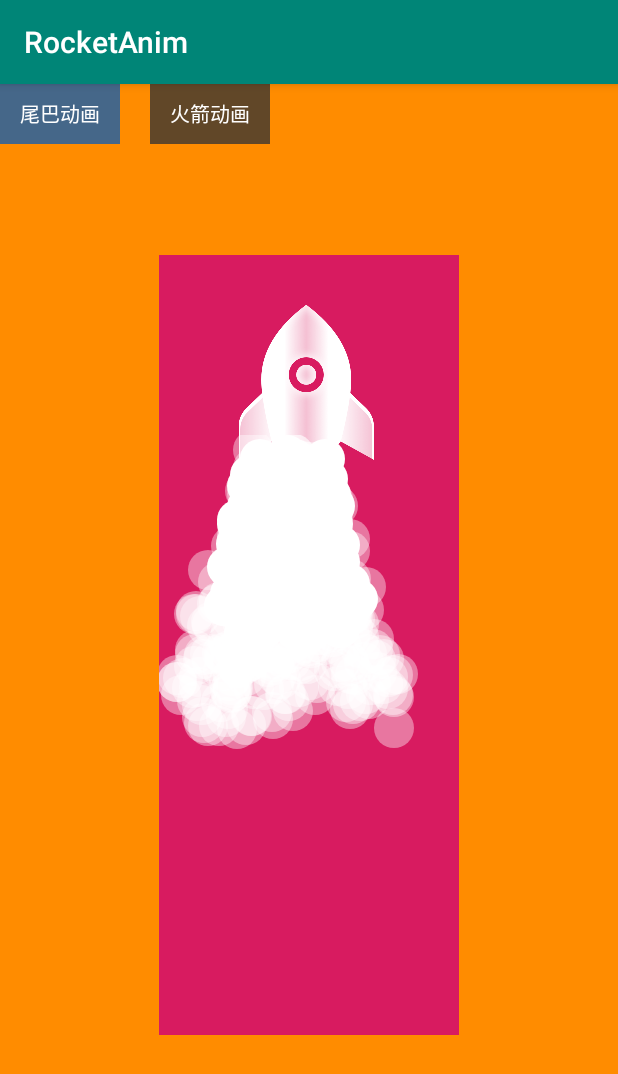
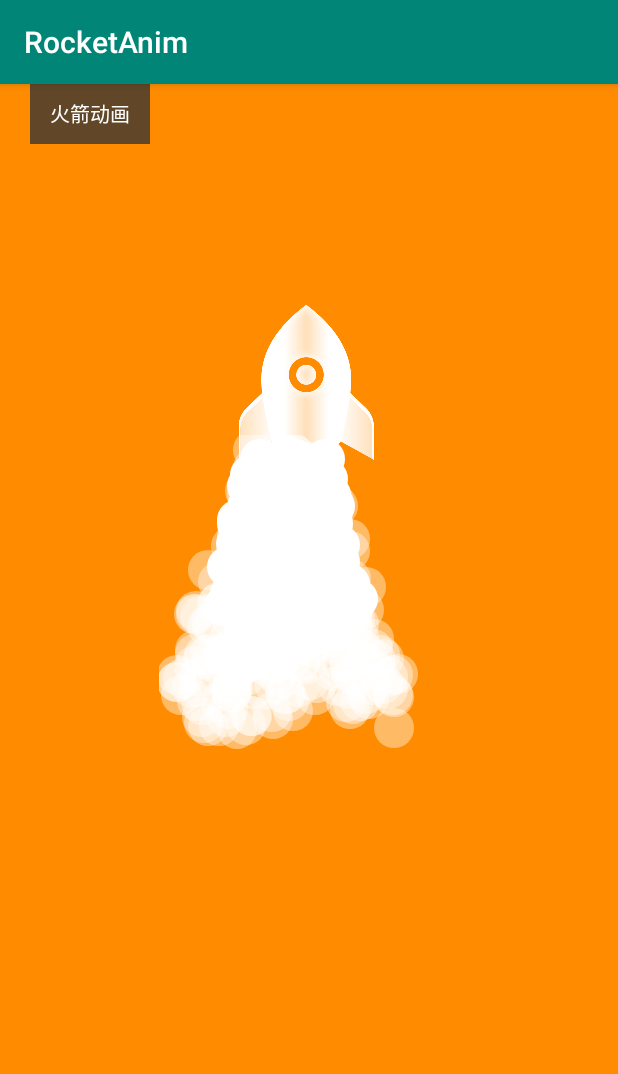
Before and after one commit to DaDaHuaHua/RocketAnim, an Android app: the RoctetDemoActivity screen opened directly, with no data from a screen before it, after a tap on "火箭动画", on a phone screen of 412 x 824 dp. Shown: the top 1074 px of the screen. Run offline under Robolectric (Android 15) with nearby library versions, the phone set to English and light mode, and no system bars.

Commit message:
提交使用示例

```diff
--- a/app/src/main/java/com/example/rocket/widget/RocketAnimLayout.java
+++ b/app/src/main/java/com/example/rocket/widget/RocketAnimLayout.java
@@ -54,6 +54,9 @@ public class RocketAnimLayout extends RelativeLayout {
      * @param loadingDuration  设置loading时间
      */
     public void startAnim(int loadingDuration) {
+        if (mRocketTailView != null) {
+            mRocketTailView.purge();
+        }
         this.mLoadingDuration = loadingDuration;
         mLayoutAnim.setVisibility(VISIBLE);
         startTransAnim();
--- a/app/src/main/java/com/example/rocket/widget/RocketTailView.java
+++ b/app/src/main/java/com/example/rocket/widget/RocketTailView.java
@@ -68,7 +68,7 @@ public class RocketTailView extends View {
 
 
     public static final int MSG_REFRESH_TAIL_ANIM = 0X01;
-    public static final int TAIL_REFRESH_INTERVAL = 200;
+    public static final int TAIL_REFRESH_INTERVAL = 100;
 
 
 
--- a/app/src/main/res/layout/activity_roctet_demo.xml
+++ b/app/src/main/res/layout/activity_roctet_demo.xml
@@ -34,6 +34,7 @@
         android:textSize="13sp"
         android:gravity="center"
         android:text="尾巴动画"
+        android:visibility="gone"
         app:layout_constraintLeft_toLeftOf="parent"
         app:layout_constraintTop_toTopOf="parent"/>
 
--- a/app/src/main/res/layout/layout_rocket_anim.xml
+++ b/app/src/main/res/layout/layout_rocket_anim.xml
@@ -6,7 +6,6 @@
 
     <RelativeLayout
         android:id="@+id/layout_anim"
-        android:background="#D81B60"
         android:layout_width="200dp"
         android:layout_height="520dp"
         android:layout_centerHorizontal="true"
```
